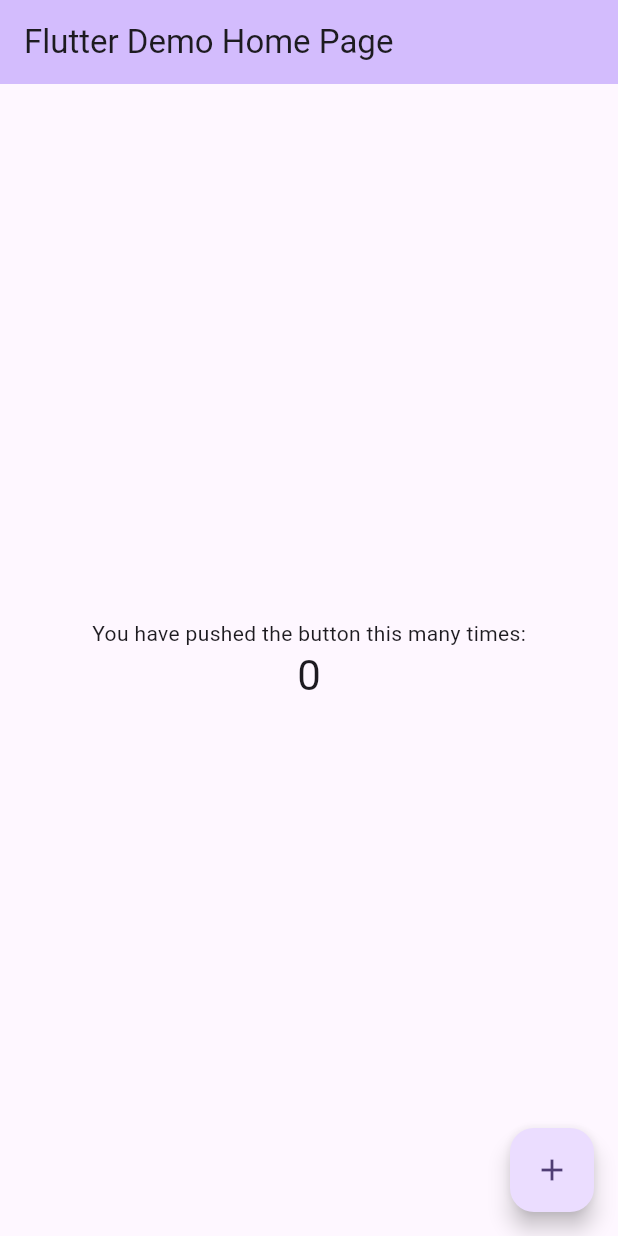
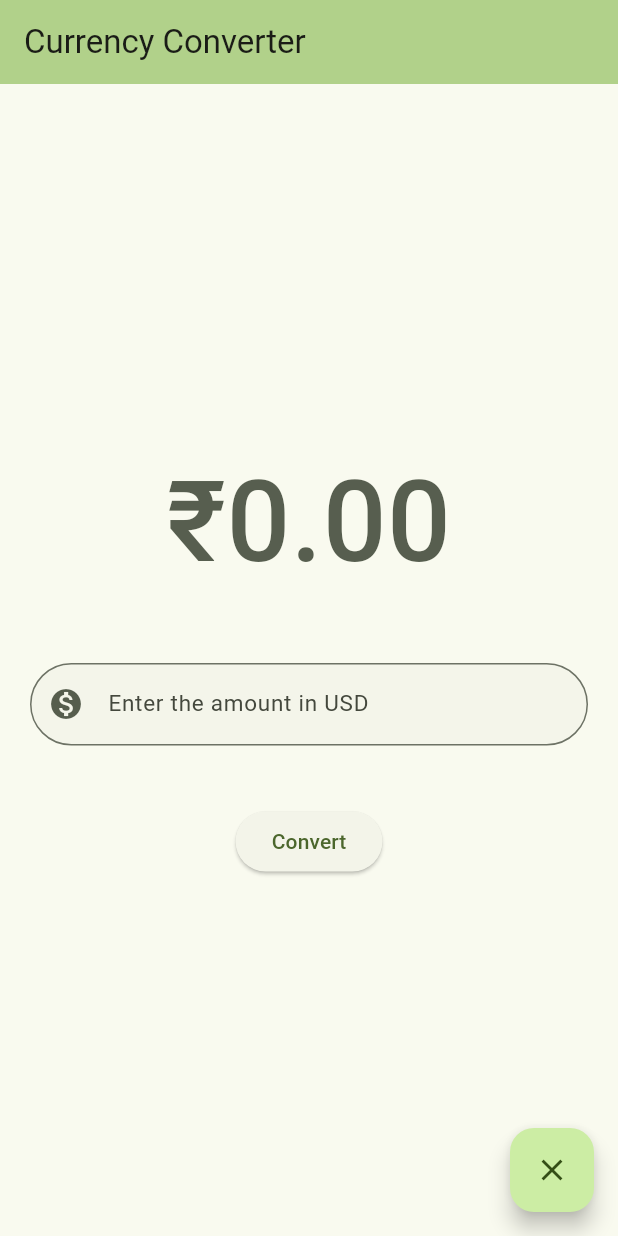
Before and after one commit to Mithzzx/FinanceAPK, a Flutter app: the screen it shows after launch, on a phone screen of 412 x 824 dp. Run offline on Flutter 3.47's test engine with Material 3 defaults, Android fonts, the phone set to English and light mode, and no system bars.

Commit message:
Currency Converter

```diff
--- a/lib/main.dart
+++ b/lib/main.dart
@@ -11,7 +11,7 @@
   @override
   Widget build(BuildContext context) {
     return MaterialApp(
-      title: 'Flutter Demo',
+      title: 'Currency Converter',
       theme: ThemeData(
         // This is the theme of your application.
         //
@@ -28,10 +28,10 @@
         //
         // This works for code too, not just values: Most code changes can be
         // tested with just a hot reload.
-        colorScheme: ColorScheme.fromSeed(seedColor: Colors.deepPurple),
+        colorScheme: ColorScheme.fromSeed(seedColor: Colors.lightGreen),
         useMaterial3: true,
       ),
-      home: const MyHomePage(title: 'Flutter Demo Home Page'),
+      home: const MyHomePage(title: 'Currency Converter'),
     );
   }
 }
@@ -55,16 +55,24 @@
 }
 
 class _MyHomePageState extends State<MyHomePage> {
-  int _counter = 0;
+  double _amount = 0;
 
-  void _incrementCounter() {
+  TextEditingController _controller = TextEditingController();
+
+  void _clearText() {
+    _controller.clear();  // Clears the text in the TextField
+    _calculate("0");
+  }
+
+  @override
+  void dispose() {
+    _controller.dispose();  // Clean up the controller when the widget is disposed
+    super.dispose();
+  }
+
+  void _calculate(String usd) {
     setState(() {
-      // This call to setState tells the Flutter framework that something has
-      // changed in this State, which causes it to rerun the build method below
-      // so that the display can reflect the updated values. If we changed
-      // _counter without calling setState(), then the build method would not be
-      // called again, and so nothing would appear to happen.
-      _counter++;
+      _amount = int.parse(usd)*83.99;
     });
   }
 
@@ -76,6 +84,13 @@
     // The Flutter framework has been optimized to make rerunning build methods
     // fast, so that you can just rebuild anything that needs updating rather
     // than having to individually change instances of widgets.
+    OutlineInputBorder border = const OutlineInputBorder(
+        borderSide: BorderSide(
+          color: Color.fromARGB(166, 37, 44, 30),
+          style: BorderStyle.solid,
+        ),
+        borderRadius: BorderRadius.all(Radius.circular(40))
+    );
     return Scaffold(
       appBar: AppBar(
         // TRY THIS: Try changing the color here to a specific color (to
@@ -87,39 +102,57 @@
         title: Text(widget.title),
       ),
       body: Center(
-        // Center is a layout widget. It takes a single child and positions it
-        // in the middle of the parent.
         child: Column(
-          // Column is also a layout widget. It takes a list of children and
-          // arranges them vertically. By default, it sizes itself to fit its
-          // children horizontally, and tries to be as tall as its parent.
-          //
-          // Column has various properties to control how it sizes itself and
-          // how it positions its children. Here we use mainAxisAlignment to
-          // center the children vertically; the main axis here is the vertical
-          // axis because Columns are vertical (the cross axis would be
-          // horizontal).
-          //
-          // TRY THIS: Invoke "debug painting" (choose the "Toggle Debug Paint"
-          // action in the IDE, or press "p" in the console), to see the
-          // wireframe for each widget.
           mainAxisAlignment: MainAxisAlignment.center,
           children: <Widget>[
-            const Text(
-              'You have pushed the button this many times:',
+            Container(
+              margin: const EdgeInsets.only(bottom: 20),
+              child: Text("₹${_amount.toStringAsFixed(2)}",
+              style: const TextStyle(
+                fontSize: 75,
+                fontWeight: FontWeight.w500,
+                color: Color.fromARGB(192, 34, 43, 26)
+              ),
+              ),
             ),
-            Text(
-              '$_counter',
-              style: Theme.of(context).textTheme.headlineMedium,
+          Container(
+            padding: const EdgeInsets.all(20.0),
+            child: TextField(
+              controller: _controller,
+              keyboardType: TextInputType.number,
+              style: const TextStyle(
+                fontSize: 15
+              ),
+              decoration: InputDecoration(
+                hintText: "Enter the amount in USD",
+                filled: true,
+                fillColor: const Color.fromARGB(119, 239, 240, 228),
+                focusedBorder: border,
+                enabledBorder: border,
+                prefixIcon: const Icon(Icons.monetization_on,
+                color: Color.fromARGB(192, 34, 43, 26)
+                )
+              ),
+            ),
+          ),
+            SizedBox(height: 20),
+            ElevatedButton(
+              onPressed: () {
+                // Access the value of the TextField using the controller
+                String enteredText = _controller.text;
+                _calculate(enteredText);
+                // You can also display it in the UI, show an alert, or store it in a variable
+              },
+              child: Text('Convert'),
             ),
           ],
         ),
       ),
-      floatingActionButton: FloatingActionButton(
-        onPressed: _incrementCounter,
-        tooltip: 'Increment',
-        child: const Icon(Icons.add),
-      ), // This trailing comma makes auto-formatting nicer for build methods.
-    );
+        floatingActionButton: FloatingActionButton(
+          onPressed: _clearText,
+          tooltip: 'Clear',
+          child: const Icon(Icons.clear),
+        ),
+    );// This trailing comma makes auto-formatting nicer for build methods.
   }
 }
```
